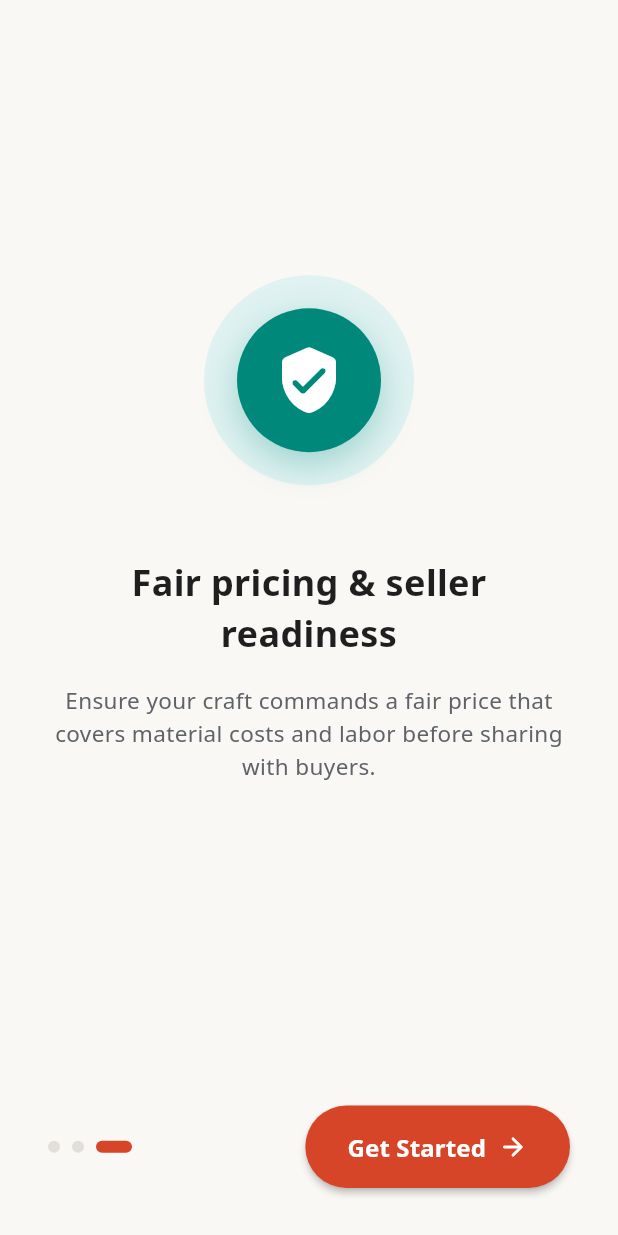
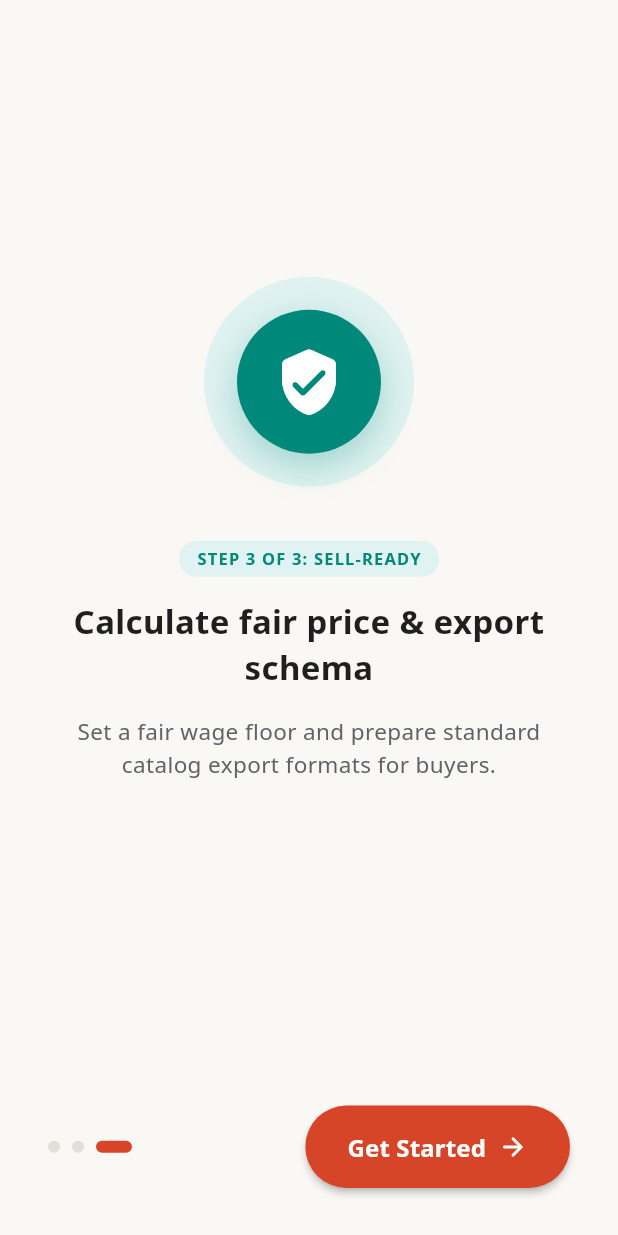
Before and after one commit to beingamaan/ps90-sih2026, a Flutter app: the screen it shows after launch, swiped to page 3, on a phone screen of 412 x 824 dp. Run offline on Flutter 3.47's test engine with Material 3 defaults, Android fonts, the phone set to English and light mode, and no system bars; our stand-ins replace flutter_tts, google_fonts, image_picker, speech_to_text; missing offline and left inert: dart:html.

Commit message:
Polish frontend UI UX phase 2.1

```diff
--- a/artisan_hub/lib/screens/home_screen.dart
+++ b/artisan_hub/lib/screens/home_screen.dart
@@ -537,7 +537,7 @@ class _HomeScreenState extends State<HomeScreen> {
       },
       {
         "title": "Order Readiness",
-        "subtitle": "Check export readiness",
+        "subtitle": "Check catalog readiness",
         "icon": Icons.local_shipping_rounded,
         "color": CraftTheme.amberTint,
         "bg": CraftTheme.amberLight,
--- a/artisan_hub/lib/screens/onboarding_screen.dart
+++ b/artisan_hub/lib/screens/onboarding_screen.dart
@@ -17,23 +17,26 @@ class _OnboardingScreenState extends State<OnboardingScreen> {
 
   final List<Map<String, dynamic>> _slides = [
     {
-      "icon": Icons.storefront_rounded,
-      "title": "Turn your craft into a ready-to-sell product.",
-      "subtitle": "CraftBridge helps Indian artisans create professional digital catalog listings using simple photo and voice stories.",
+      "step": "STEP 1 OF 3: CAPTURE",
+      "icon": Icons.camera_alt_rounded,
+      "title": "Take a clean photo of your craft",
+      "subtitle": "CraftBridge helps you capture your handmade product using your phone camera or gallery. Original photos are preserved.",
       "color": CraftTheme.terracottaPrimary,
       "lightColor": CraftTheme.terracottaLight,
     },
     {
+      "step": "STEP 2 OF 3: TELL YOUR STORY",
       "icon": Icons.mic_rounded,
-      "title": "Take a photo. Tell your story.",
-      "subtitle": "Speak naturally in your local language. AI organizes your craft description, materials, and care details automatically.",
+      "title": "Speak naturally in your language",
+      "subtitle": "Describe your craft by voice. CraftBridge generates a structured listing draft for your review.",
       "color": CraftTheme.violetTint,
       "lightColor": CraftTheme.violetLight,
     },
     {
+      "step": "STEP 3 OF 3: SELL-READY",
       "icon": Icons.verified_user_rounded,
-      "title": "Fair pricing & seller readiness",
-      "subtitle": "Ensure your craft commands a fair price that covers material costs and labor before sharing with buyers.",
+      "title": "Calculate fair price & export schema",
+      "subtitle": "Set a fair wage floor and prepare standard catalog export formats for buyers.",
       "color": CraftTheme.tealTint,
       "lightColor": CraftTheme.tealLight,
     },
@@ -92,12 +95,29 @@ class _OnboardingScreenState extends State<OnboardingScreen> {
                               ),
                             ),
                           ),
-                          const SizedBox(height: 48),
+                          const SizedBox(height: 36),
+                          Container(
+                            padding: const EdgeInsets.symmetric(horizontal: 12, vertical: 4),
+                            decoration: BoxDecoration(
+                              color: slide["lightColor"] as Color,
+                              borderRadius: BorderRadius.circular(999),
+                            ),
+                            child: Text(
+                              slide["step"] as String,
+                              style: GoogleFonts.notoSans(
+                                fontSize: 11,
+                                fontWeight: FontWeight.bold,
+                                color: slide["color"] as Color,
+                                letterSpacing: 0.8,
+                              ),
+                            ),
+                          ),
+                          const SizedBox(height: 14),
                           Text(
                             slide["title"] as String,
                             textAlign: TextAlign.center,
                             style: GoogleFonts.notoSans(
-                              fontSize: 24,
+                              fontSize: 22,
                               fontWeight: FontWeight.bold,
                               color: CraftTheme.darkText,
                             ),
--- a/artisan_hub/lib/screens/pricing_screen.dart
+++ b/artisan_hub/lib/screens/pricing_screen.dart
@@ -59,7 +59,7 @@ class _PricingScreenState extends State<PricingScreen> {
     final marketMin = _priceResult?["market_min"] ?? 400.0;
     final marketMax = _priceResult?["market_max"] ?? 950.0;
     final guardrailMsg = _priceResult?["guardrail_message"] ?? "Fair Wage Guardrail Active";
-    final seasonalNote = _priceResult?["seasonal_note"] ?? "Festive demand active!";
+    final String? seasonalNote = _priceResult?["seasonal_note"];
 
     // Calculate dot position on range indicator (0.0 to 1.0)
     final double posRatio = ((recommended - marketMin) / (marketMax - marketMin)).clamp(0.05, 0.95);
@@ -338,9 +338,8 @@ class _PricingScreenState extends State<PricingScreen> {
                         ],
                       ),
                     ),
+                    if (seasonalNote != null && seasonalNote.isNotEmpty) ...[
                       const SizedBox(height: 12),
-
-                    // Coral Seasonal Banner
                       Container(
                         width: double.infinity,
                         padding: const EdgeInsets.all(14),
@@ -362,6 +361,7 @@ class _PricingScreenState extends State<PricingScreen> {
                           ],
                         ),
                       ),
+                    ],
                     const SizedBox(height: 32),
 
                     // Continue to Approval Button
```
Also changed, not shown: artisan_hub/lib/screens/voice_screen.dart (+69 -7 lines). Lines whose indentation alone changed are shown as unchanged.
